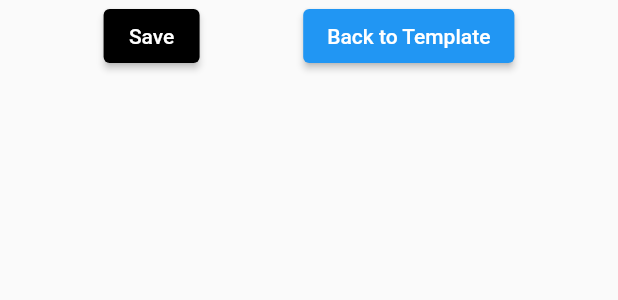
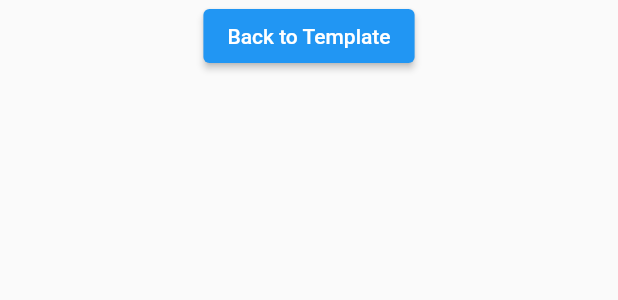
Before and after one commit to bohuie/webforms, a Flutter app: what viewTemplate() shows on an empty page, opened directly, on a phone screen of 412 x 824 dp. Shown: the top 300 px of the screen. Run offline on Flutter 3.47's test engine with Material 2 defaults, Android fonts, the phone set to English and light mode, and no system bars.

Commit message:
Update viewTemplate.dart

```diff
--- a/webforms/lib/manageTemplate/viewTemplate.dart
+++ b/webforms/lib/manageTemplate/viewTemplate.dart
@@ -11,7 +11,6 @@ class viewTemplate extends StatelessWidget {
     return Row(
       mainAxisAlignment: MainAxisAlignment.spaceEvenly,
       children: [
-        ElevatedButton(child: Text('Save'), onPressed: () {}, style: ElevatedButton.styleFrom(primary: Colors.black)),
         ElevatedButton(child: Text('Back to Template'), onPressed: () {navigate(context);}, style: ElevatedButton.styleFrom(primary: Colors.blue))
       ],
     );
```
